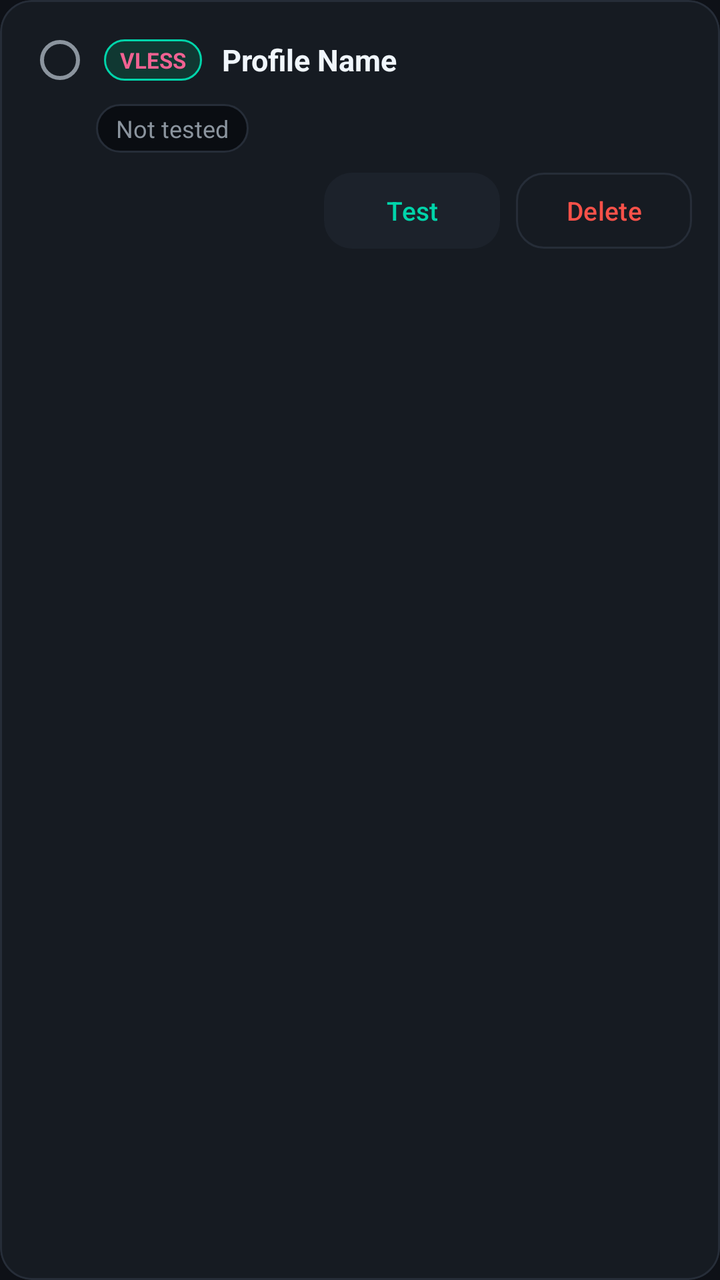
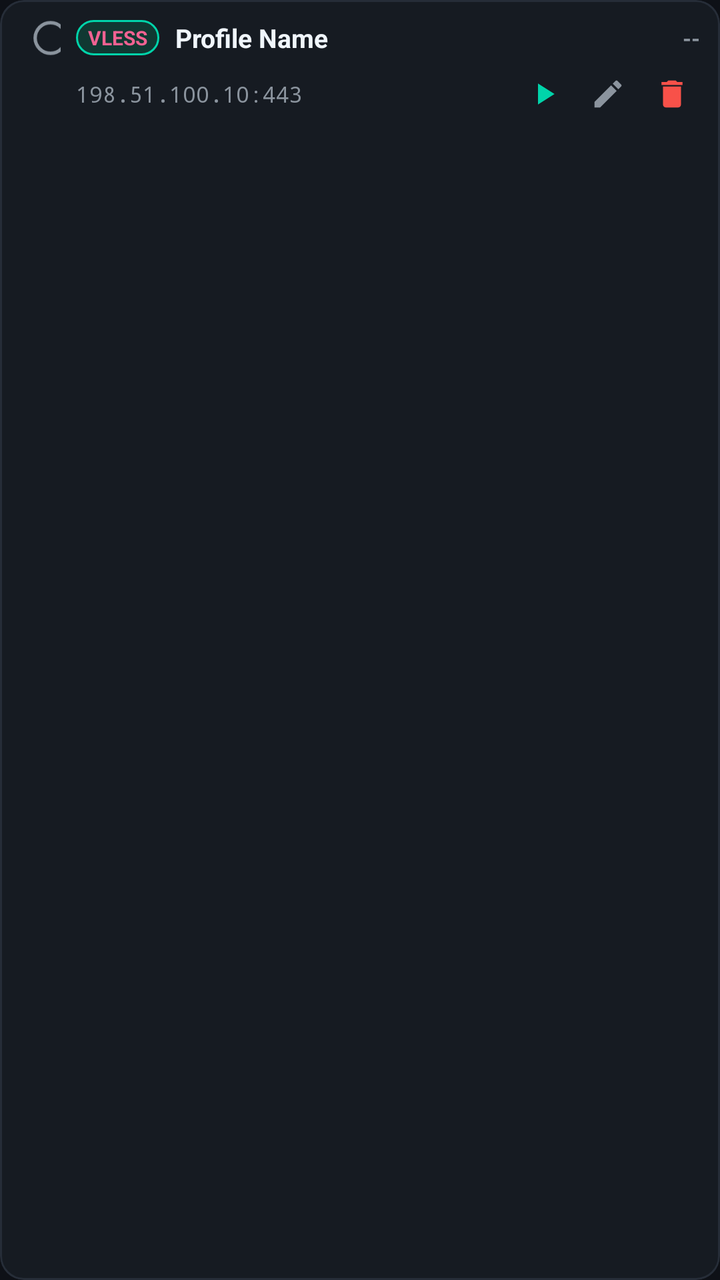

Compare the two renders of this Android layout. The source of the first and the diff that turns it into the second are given below.
<!-- AndroidManifest.xml: application theme Theme.AetherVpn -->
<!-- res/layout/item_singbox_profile.xml -->
<?xml version="1.0" encoding="utf-8"?>
<com.google.android.material.card.MaterialCardView xmlns:android="http://schemas.android.com/apk/res/android"
    xmlns:app="http://schemas.android.com/apk/res-auto"
    android:id="@+id/cardProfileItem"
    style="@style/Widget.Aether.Card"
    android:layout_width="match_parent"
    android:layout_height="wrap_content"
    android:layout_marginBottom="10dp"
    android:clickable="true"
    android:focusable="true">

    <LinearLayout
        android:layout_width="match_parent"
        android:layout_height="wrap_content"
        android:orientation="vertical"
        android:padding="14dp">

        <LinearLayout
            android:layout_width="match_parent"
            android:layout_height="wrap_content"
            android:gravity="center_vertical"
            android:orientation="horizontal">

            <RadioButton
                android:id="@+id/radioActiveProfile"
                android:layout_width="wrap_content"
                android:layout_height="wrap_content"
                android:buttonTint="@color/accent_primary"
                android:minWidth="0dp"
                android:minHeight="0dp" />

            <TextView
                android:id="@+id/tvProtocolBadge"
                android:layout_width="wrap_content"
                android:layout_height="wrap_content"
                android:layout_marginStart="6dp"
                android:background="@drawable/bg_pill_chain"
                android:paddingHorizontal="8dp"
                android:paddingVertical="3dp"
                android:text="VLESS"
                android:textColor="@color/singbox_accent_light"
                android:textSize="11sp"
                android:textStyle="bold" />

            <TextView
                android:id="@+id/tvProfileName"
                android:layout_width="0dp"
                android:layout_height="wrap_content"
                android:layout_marginStart="10dp"
                android:layout_weight="1"
                android:ellipsize="end"
                android:maxLines="1"
                android:text="Profile Name"
                android:textColor="@color/text_primary"
                android:textSize="15sp"
                android:textStyle="bold" />
        </LinearLayout>

        <TextView
            android:id="@+id/tvProfileStatusPill"
            android:layout_width="wrap_content"
            android:layout_height="wrap_content"
            android:layout_marginStart="34dp"
            android:layout_marginTop="6dp"
            android:background="@drawable/bg_terminal_card"
            android:paddingHorizontal="10dp"
            android:paddingVertical="4dp"
            android:text="Not tested"
            android:textColor="@color/text_secondary"
            android:textSize="12sp" />

        <LinearLayout
            android:layout_width="match_parent"
            android:layout_height="wrap_content"
            android:layout_marginTop="10dp"
            android:gravity="end"
            android:orientation="horizontal">

            <com.google.android.material.button.MaterialButton
                android:id="@+id/btnTestProfile"
                style="@style/Widget.Aether.Button.Tonal"
                android:layout_width="wrap_content"
                android:layout_height="38dp"
                android:minHeight="38dp"
                android:text="@string/action_test"
                android:textColor="@color/accent_primary" />

            <com.google.android.material.button.MaterialButton
                android:id="@+id/btnDeleteProfile"
                style="@style/Widget.Aether.Button.Outlined"
                android:layout_width="wrap_content"
                android:layout_height="38dp"
                android:layout_marginStart="8dp"
                android:minHeight="38dp"
                android:text="@string/action_delete"
                android:textColor="@color/error_text" />
        </LinearLayout>
    </LinearLayout>
</com.google.android.material.card.MaterialCardView>
<!-- resources referenced by this layout -->
<resources>
  <color name="accent_primary">#00D4AA</color>
  <color name="error_text">#F85149</color>
  <color name="singbox_accent_light">#F06292</color>
  <color name="text_primary">#F0F6FC</color>
  <color name="text_secondary">#8B949E</color>
  <!-- drawable bg_pill_chain (drawable) -->
  <?xml version="1.0" encoding="utf-8"?>
  <shape xmlns:android="http://schemas.android.com/apk/res/android"
      android:shape="rectangle">
      <solid android:color="@color/accent_primary_container" />
      <corners android:radius="999dp" />
      <stroke
          android:width="1dp"
          android:color="@color/accent_primary" />
  </shape>
  <!-- drawable bg_terminal_card (drawable) -->
  <?xml version="1.0" encoding="utf-8"?>
  <shape xmlns:android="http://schemas.android.com/apk/res/android"
      android:shape="rectangle">
      <solid android:color="@color/terminal_bg" />
      <corners android:radius="14dp" />
      <stroke
          android:width="1dp"
          android:color="@color/card_border" />
  </shape>
  <string name="action_delete">Delete</string>
  <string name="action_test">Test</string>
  <style name="Widget.Aether.Button.Outlined" parent="Widget.Material3.Button.OutlinedButton">
          <item name="android:minHeight">48dp</item>
          <item name="android:insetTop">0dp</item>
          <item name="android:insetBottom">0dp</item>
          <item name="cornerRadius">14dp</item>
          <item name="android:textAllCaps">false</item>
          <item name="android:textSize">13sp</item>
          <item name="strokeColor">@color/card_border</item>
          <item name="android:textColor">@color/text_primary</item>
      </style>
  <style name="Widget.Aether.Button.Tonal" parent="Widget.Material3.Button.TonalButton">
          <item name="android:minHeight">48dp</item>
          <item name="android:insetTop">0dp</item>
          <item name="android:insetBottom">0dp</item>
          <item name="cornerRadius">14dp</item>
          <item name="android:textAllCaps">false</item>
          <item name="android:textSize">13sp</item>
          <item name="backgroundTint">@color/surface_elevated</item>
          <item name="android:textColor">@color/text_primary</item>
      </style>
  <style name="Widget.Aether.Card" parent="Widget.Material3.CardView.Outlined">
          <item name="cardBackgroundColor">@color/card_bg</item>
          <item name="strokeColor">@color/card_border</item>
          <item name="strokeWidth">1dp</item>
          <item name="cardCornerRadius">16dp</item>
          <item name="cardElevation">0dp</item>
      </style>
  <style name="Theme.AetherVpn" parent="Theme.Material3.Dark.NoActionBar">
          <item name="colorPrimary">@color/accent_primary</item>
          <item name="colorOnPrimary">@color/surface_bg</item>
          <item name="colorPrimaryContainer">@color/accent_primary_container</item>
          <item name="colorSecondary">@color/accent_secondary</item>
          <item name="colorOnSecondary">@color/text_primary</item>
          <item name="colorSurface">@color/card_bg</item>
          <item name="colorOnSurface">@color/text_primary</item>
          <item name="colorSurfaceVariant">@color/surface_elevated</item>
          <item name="colorOnSurfaceVariant">@color/text_secondary</item>
          <item name="colorOutline">@color/card_border</item>
          <item name="android:windowBackground">@color/surface_bg</item>
          <item name="android:statusBarColor">@color/surface_bg</item>
          <item name="android:navigationBarColor">@color/card_bg</item>
      </style>
  <color name="accent_primary_container">#103832</color>
  <color name="terminal_bg">#0A0D12</color>
  <color name="card_border">#262D38</color>
  <color name="surface_elevated">#1C222B</color>
  <color name="card_bg">#161B22</color>
  <color name="surface_bg">#0E1117</color>
  <color name="accent_secondary">#3B82F6</color>
</resources>

<!-- the commit's change to res/layout/item_singbox_profile.xml (unified diff, before → after) -->
@@ -5,16 +5,20 @@
     style="@style/Widget.Aether.Card"
     android:layout_width="match_parent"
     android:layout_height="wrap_content"
-    android:layout_marginBottom="10dp"
+    android:layout_marginBottom="6dp"
     android:clickable="true"
-    android:focusable="true">
+    android:focusable="true"
+    app:cardCornerRadius="12dp"
+    app:strokeWidth="1dp">
 
     <LinearLayout
         android:layout_width="match_parent"
         android:layout_height="wrap_content"
         android:orientation="vertical"
-        android:padding="14dp">
+        android:paddingHorizontal="10dp"
+        android:paddingVertical="8dp">
 
+        
         <LinearLayout
             android:layout_width="match_parent"
             android:layout_height="wrap_content"
@@ -23,11 +27,14 @@
 
             <RadioButton
                 android:id="@+id/radioActiveProfile"
-                android:layout_width="wrap_content"
-                android:layout_height="wrap_content"
+                android:layout_width="22dp"
+                android:layout_height="22dp"
                 android:buttonTint="@color/accent_primary"
                 android:minWidth="0dp"
-                android:minHeight="0dp" />
+                android:minHeight="0dp"
+                android:padding="0dp"
+                android:scaleX="0.85"
+                android:scaleY="0.85" />
 
             <TextView
                 android:id="@+id/tvProtocolBadge"
@@ -35,65 +42,103 @@
                 android:layout_height="wrap_content"
                 android:layout_marginStart="6dp"
                 android:background="@drawable/bg_pill_chain"
-                android:paddingHorizontal="8dp"
-                android:paddingVertical="3dp"
+                android:paddingHorizontal="6dp"
+                android:paddingVertical="2dp"
                 android:text="VLESS"
                 android:textColor="@color/singbox_accent_light"
-                android:textSize="11sp"
+                android:textSize="10sp"
                 android:textStyle="bold" />
 
             <TextView
                 android:id="@+id/tvProfileName"
                 android:layout_width="0dp"
                 android:layout_height="wrap_content"
-                android:layout_marginStart="10dp"
+                android:layout_marginStart="8dp"
+                android:layout_marginEnd="8dp"
                 android:layout_weight="1"
                 android:ellipsize="end"
                 android:maxLines="1"
                 android:text="Profile Name"
                 android:textColor="@color/text_primary"
-                android:textSize="15sp"
+                android:textSize="13sp"
                 android:textStyle="bold" />
+
+            <TextView
+                android:id="@+id/tvProfilePingBadge"
+                android:layout_width="wrap_content"
+                android:layout_height="wrap_content"
+                android:maxLines="1"
+                android:text="--"
+                android:textColor="@color/text_secondary"
+                android:textSize="11sp"
+                android:textStyle="bold" />
+
+            <ImageView
+                android:id="@+id/ivProfileTestError"
+                android:layout_width="16dp"
+                android:layout_height="16dp"
+                android:contentDescription="@string/action_test"
+                android:src="@drawable/ic_error_24"
+                android:visibility="gone"
+                app:tint="@color/error_text" />
         </LinearLayout>
 
-        <TextView
-            android:id="@+id/tvProfileStatusPill"
-            android:layout_width="wrap_content"
-            android:layout_height="wrap_content"
-            android:layout_marginStart="34dp"
-            android:layout_marginTop="6dp"
-            android:background="@drawable/bg_terminal_card"
-            android:paddingHorizontal="10dp"
-            android:paddingVertical="4dp"
-            android:text="Not tested"
-            android:textColor="@color/text_secondary"
-            android:textSize="12sp" />
-
+        
         <LinearLayout
             android:layout_width="match_parent"
             android:layout_height="wrap_content"
-            android:layout_marginTop="10dp"
-            android:gravity="end"
+            android:layout_marginTop="4dp"
+            android:gravity="center_vertical"
             android:orientation="horizontal">
 
-            <com.google.android.material.button.MaterialButton
+            <TextView
+                android:id="@+id/tvServerPreview"
+                android:layout_width="0dp"
+                android:layout_height="wrap_content"
+                android:layout_marginStart="28dp"
+                android:layout_marginEnd="6dp"
+                android:layout_weight="1"
+                android:ellipsize="end"
+                android:fontFamily="monospace"
+                android:maxLines="1"
+                android:text="198.51.100.10:443"
+                android:textColor="@color/text_secondary"
+                android:textSize="11sp" />
+
+            <ImageButton
                 android:id="@+id/btnTestProfile"
-                style="@style/Widget.Aether.Button.Tonal"
-                android:layout_width="wrap_content"
-                android:layout_height="38dp"
-                android:minHeight="38dp"
-                android:text="@string/action_test"
-                android:textColor="@color/accent_primary" />
+                android:layout_width="28dp"
+                android:layout_height="26dp"
+                android:background="?attr/selectableItemBackgroundBorderless"
+                android:contentDescription="@string/action_test"
+                android:padding="4dp"
+                android:scaleType="fitCenter"
+                android:src="@drawable/ic_play_arrow_24"
+                app:tint="@color/accent_primary" />
 
-            <com.google.android.material.button.MaterialButton
+            <ImageButton
+                android:id="@+id/btnEditProfile"
+                android:layout_width="28dp"
+                android:layout_height="26dp"
+                android:layout_marginStart="4dp"
+                android:background="?attr/selectableItemBackgroundBorderless"
+                android:contentDescription="@string/action_edit_profile"
+                android:padding="4dp"
+                android:scaleType="fitCenter"
+                android:src="@drawable/ic_edit_24"
+                app:tint="@color/text_secondary" />
+
+            <ImageButton
                 android:id="@+id/btnDeleteProfile"
-                style="@style/Widget.Aether.Button.Outlined"
-                android:layout_width="wrap_content"
-                android:layout_height="38dp"
-                android:layout_marginStart="8dp"
-                android:minHeight="38dp"
-                android:text="@string/action_delete"
-                android:textColor="@color/error_text" />
+                android:layout_width="28dp"
+                android:layout_height="26dp"
+                android:layout_marginStart="4dp"
+                android:background="?attr/selectableItemBackgroundBorderless"
+                android:contentDescription="@string/action_delete"
+                android:padding="4dp"
+                android:scaleType="fitCenter"
+                android:src="@drawable/ic_delete_24"
+                app:tint="@color/error_text" />
         </LinearLayout>
     </LinearLayout>
 </com.google.android.material.card.MaterialCardView>
<!-- resource entries referenced after the edit -->
@@ -15,38 +15,49 @@
           android:width="1dp"
           android:color="@color/accent_primary" />
   </shape>
-  <!-- drawable bg_terminal_card (drawable) -->
-  <?xml version="1.0" encoding="utf-8"?>
-  <shape xmlns:android="http://schemas.android.com/apk/res/android"
-      android:shape="rectangle">
-      <solid android:color="@color/terminal_bg" />
-      <corners android:radius="14dp" />
-      <stroke
-          android:width="1dp"
-          android:color="@color/card_border" />
-  </shape>
+  <!-- drawable ic_delete_24 (drawable) -->
+  <vector xmlns:android="http://schemas.android.com/apk/res/android"
+      android:width="24dp"
+      android:height="24dp"
+      android:viewportWidth="24"
+      android:viewportHeight="24">
+      <path
+          android:fillColor="#FFFFFF"
+          android:pathData="M6,19c0,1.1 0.9,2 2,2h8c1.1,0 2,-0.9 2,-2V7H6v12zM19,4h-3.5l-1,-1h-5l-1,1H5v2h14V4z" />
+  </vector>
+  <!-- drawable ic_edit_24 (drawable) -->
+  <vector xmlns:android="http://schemas.android.com/apk/res/android"
+      android:width="24dp"
+      android:height="24dp"
+      android:viewportWidth="24"
+      android:viewportHeight="24">
+      <path
+          android:fillColor="#FFFFFF"
+          android:pathData="M3,17.25V21h3.75L17.81,9.94l-3.75,-3.75L3,17.25zM20.71,7.04c0.39,-0.39 0.39,-1.02 0,-1.41l-2.34,-2.34c-0.39,-0.39 -1.02,-0.39 -1.41,0l-1.83,1.83 3.75,3.75 1.83,-1.83z" />
+  </vector>
+  <!-- drawable ic_error_24 (drawable) -->
+  <vector xmlns:android="http://schemas.android.com/apk/res/android"
+      android:width="24dp"
+      android:height="24dp"
+      android:viewportWidth="24"
+      android:viewportHeight="24">
+      <path
+          android:fillColor="#FFFFFF"
+          android:pathData="M12,2C6.48,2 2,6.48 2,12s4.48,10 10,10 10,-4.48 10,-10S17.52,2 12,2zM13,17h-2v-2h2v2zM13,13h-2V7h2v6z" />
+  </vector>
+  <!-- drawable ic_play_arrow_24 (drawable) -->
+  <vector xmlns:android="http://schemas.android.com/apk/res/android"
+      android:width="24dp"
+      android:height="24dp"
+      android:viewportWidth="24"
+      android:viewportHeight="24">
+      <path
+          android:fillColor="#FFFFFF"
+          android:pathData="M8,5v14l11,-7z" />
+  </vector>
   <string name="action_delete">Delete</string>
+  <string name="action_edit_profile">Edit Profile</string>
   <string name="action_test">Test</string>
-  <style name="Widget.Aether.Button.Outlined" parent="Widget.Material3.Button.OutlinedButton">
-          <item name="android:minHeight">48dp</item>
-          <item name="android:insetTop">0dp</item>
-          <item name="android:insetBottom">0dp</item>
-          <item name="cornerRadius">14dp</item>
-          <item name="android:textAllCaps">false</item>
-          <item name="android:textSize">13sp</item>
-          <item name="strokeColor">@color/card_border</item>
-          <item name="android:textColor">@color/text_primary</item>
-      </style>
-  <style name="Widget.Aether.Button.Tonal" parent="Widget.Material3.Button.TonalButton">
-          <item name="android:minHeight">48dp</item>
-          <item name="android:insetTop">0dp</item>
-          <item name="android:insetBottom">0dp</item>
-          <item name="cornerRadius">14dp</item>
-          <item name="android:textAllCaps">false</item>
-          <item name="android:textSize">13sp</item>
-          <item name="backgroundTint">@color/surface_elevated</item>
-          <item name="android:textColor">@color/text_primary</item>
-      </style>
   <style name="Widget.Aether.Card" parent="Widget.Material3.CardView.Outlined">
           <item name="cardBackgroundColor">@color/card_bg</item>
           <item name="strokeColor">@color/card_border</item>
@@ -70,7 +81,6 @@
           <item name="android:navigationBarColor">@color/card_bg</item>
       </style>
   <color name="accent_primary_container">#103832</color>
-  <color name="terminal_bg">#0A0D12</color>
   <color name="card_border">#262D38</color>
   <color name="surface_elevated">#1C222B</color>
   <color name="card_bg">#161B22</color>
